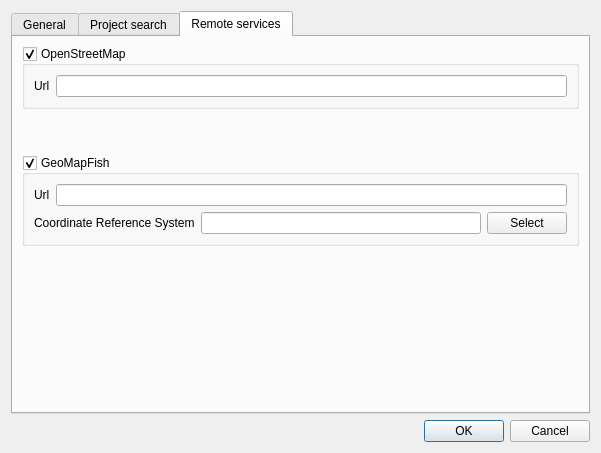
This is ui/ui_configuration.ui in 3nids/quickfinder as Qt 5 draws it before an edit. The edited form follows.
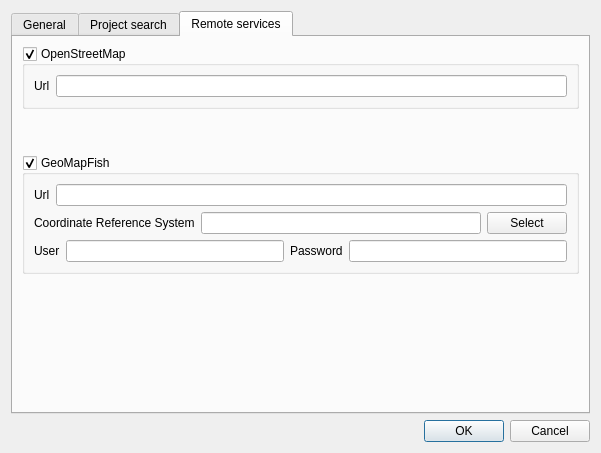
This is the edited form. The open tabs and pages were chosen to show the change. Icons and pictures are not drawn.

Commit message: Add geomapfish basic auth

What changed in the file:
```diff
--- a/ui/ui_configuration.ui
+++ b/ui/ui_configuration.ui
@@ -458,6 +458,34 @@
             </item>
            </layout>
           </item>
+          <item>
+           <layout class="QHBoxLayout" name="horizontalLayout">
+            <item>
+             <widget class="QLabel" name="geomapfishUserLabel">
+              <property name="text">
+               <string>User</string>
+              </property>
+             </widget>
+            </item>
+            <item>
+             <widget class="QLineEdit" name="geomapfishUser"/>
+            </item>
+            <item>
+             <widget class="QLabel" name="geomapfishPassLabel">
+              <property name="text">
+               <string>Password</string>
+              </property>
+             </widget>
+            </item>
+            <item>
+             <widget class="QLineEdit" name="geomapfishPass">
+              <property name="echoMode">
+               <enum>QLineEdit::Password</enum>
+              </property>
+             </widget>
+            </item>
+           </layout>
+          </item>
          </layout>
         </widget>
        </item>
```
The commit also changes 3 other files.
